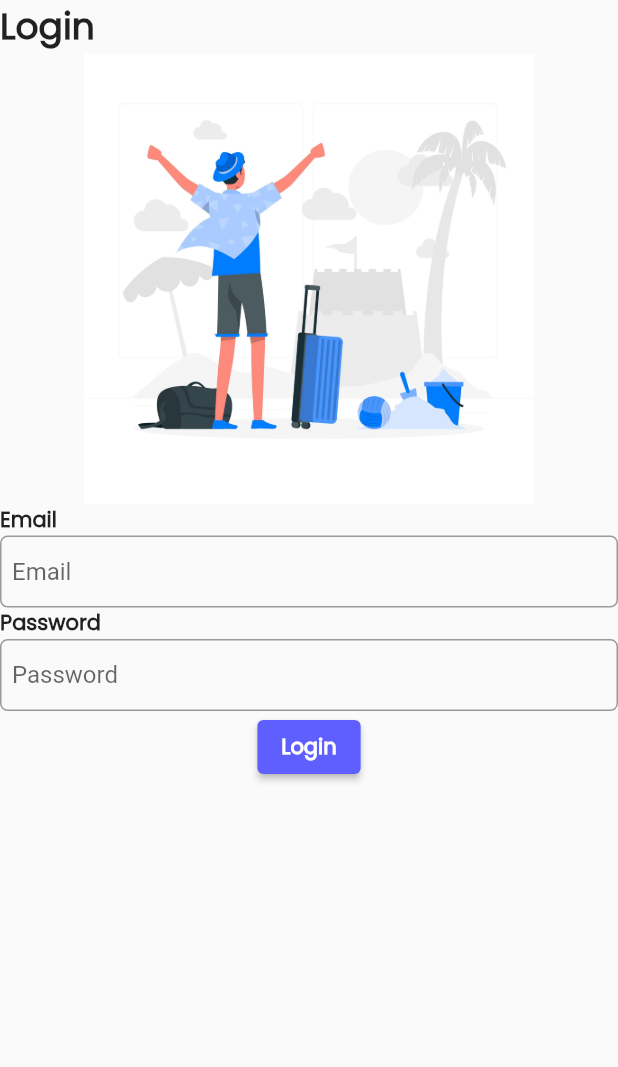
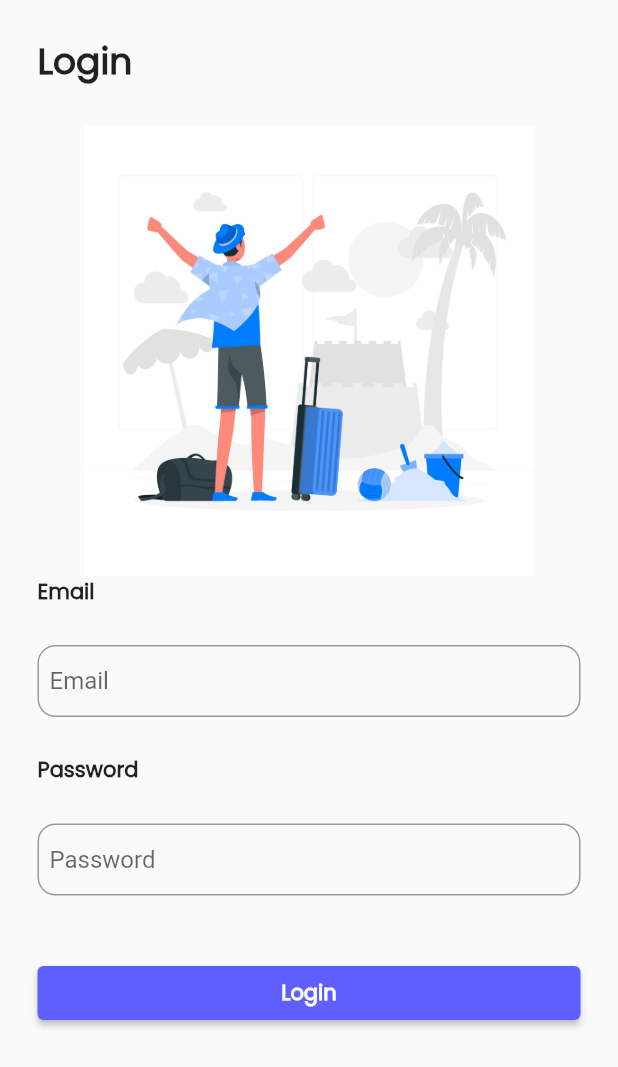
Before and after one commit to aldisaepurahman/trip_aja, a Flutter app: the screen it shows after launch, on a phone screen of 412 x 824 dp. Shown: the top 1067 px of the screen. Run offline on Flutter 3.47's test engine with Material 2 defaults, Android fonts, the light colour scheme and no system bars; Roboto replaces fonts that are missing (poppins).

Commit message:
Mengatur ukuran Margin dan Padding
Mengatur margin dan padding pada setiap text dan textfield

```diff
--- a/lib/out/Login.dart
+++ b/lib/out/Login.dart
@@ -22,12 +22,15 @@ class LoginState extends State<Login> {
       home: Scaffold(
         body: ListView(
           children: [
-            const Text(
+            Container(
+              margin: EdgeInsets.only(top:23, left:25, right:25 ,bottom:25),
+              child: Text(
                 "Login",
                 style: TextStyle(
                   fontFamily: "poppins",
                   fontWeight: FontWeight.bold,
                   fontSize: 24,
+                ),
               ),
             ),
             Center(
@@ -37,42 +40,52 @@ class LoginState extends State<Login> {
                 height: 300,
               )
             ),
-            const Text(
+            Padding(
+                padding: EdgeInsets.only(top: 0, bottom: 25, left: 25, right: 25),
+                child: Text(
                 "Email",
                 style: TextStyle(
                   fontFamily: "poppins",
                   fontWeight: FontWeight.bold,
                 ),
               ),
-            Center(
+            ) ,
+            Padding(
+              padding: EdgeInsets.only(top: 0, bottom: 25, left: 25, right: 25),
               child: TextField(
                   decoration: InputDecoration(
                       hintText: 'Email',
                       contentPadding: const EdgeInsets.all(8),
                       border: OutlineInputBorder(
-                          borderRadius: BorderRadius.circular(5)))
+                          borderRadius: BorderRadius.circular(12)))
               ),
             ),
-            const Text(
+            Padding(
+                padding: EdgeInsets.only(top: 0, bottom: 25, left: 25, right: 25),
+                child: Text(
                   "Password",
                   style: TextStyle(
                     fontFamily: "poppins",
                     fontWeight: FontWeight.bold,
                   ),
                 ),
-            Center(
+            ) ,
+            Padding (
+              padding: EdgeInsets.only(top: 0, bottom: 25, left: 25, right: 25),
               child: TextField(
                   decoration: InputDecoration(
                       hintText: 'Password',
                       contentPadding: const EdgeInsets.all(8),
                       border: OutlineInputBorder(
-                          borderRadius: BorderRadius.circular(5)))
+                          borderRadius: BorderRadius.circular(12)))
               )
             ),
-            Center(
+            Padding (
+              padding: EdgeInsets.only(top: 16, bottom: 25, left: 25, right: 25),
               child: ElevatedButton (
                 style: ElevatedButton.styleFrom(
-                  primary: Color.fromARGB(255, 95, 95, 255) //primary 500
+                  primary: Color.fromARGB(255, 95, 95, 255) //primary 500,
+
                 ),
                 onPressed: () {
                   setState(() {
@@ -87,7 +100,8 @@ class LoginState extends State<Login> {
                   ),
                 ),
               ),
-            )
+            ),
+
             ]
           ),
         )
```
Lines whose indentation alone changed are shown as unchanged.
